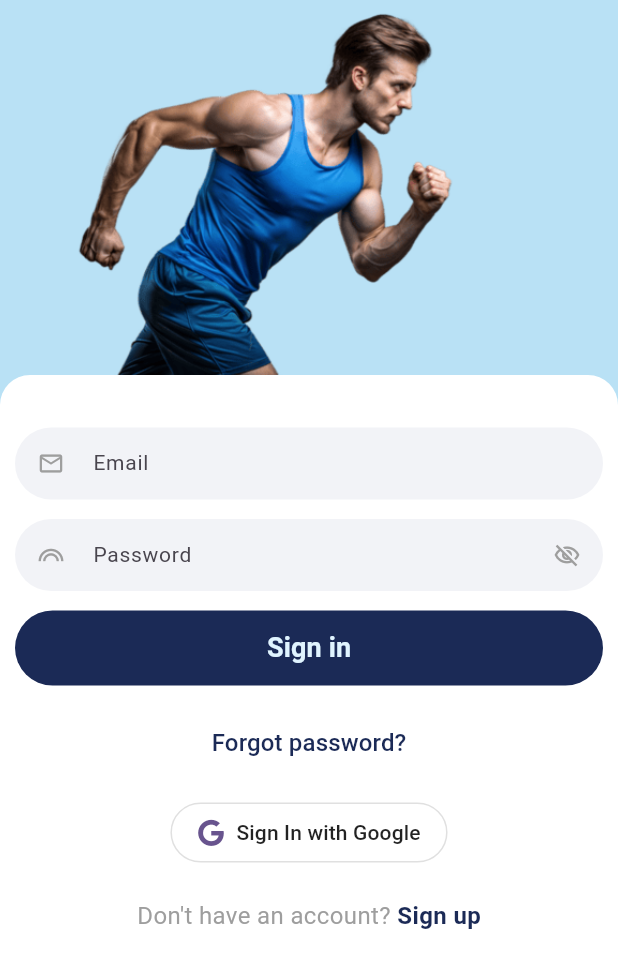
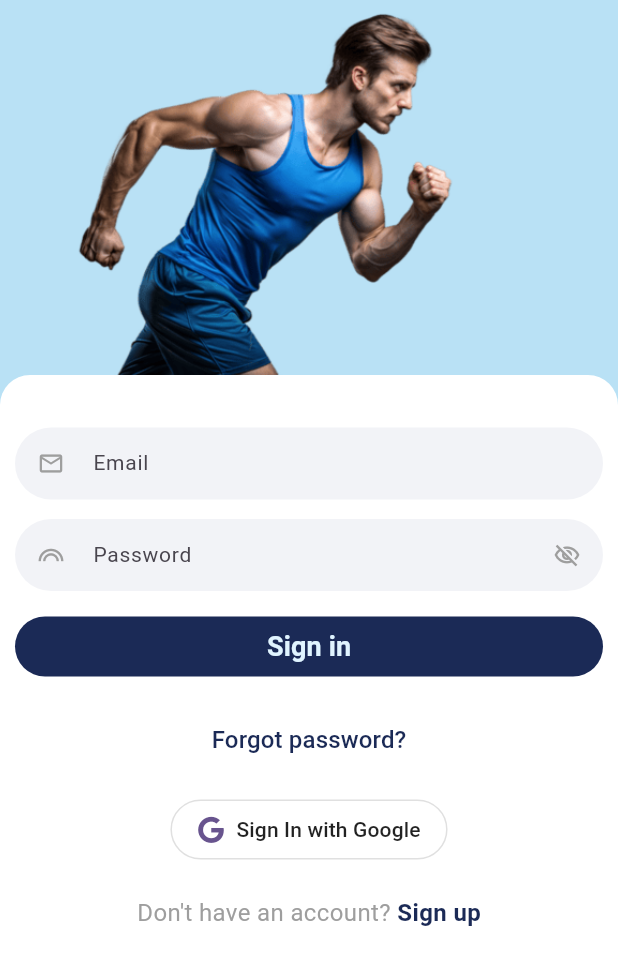
Before and after one commit to omirfarhan/Fitness_app, a Flutter app: the screen it shows after launch, on a phone screen of 412 x 824 dp. Shown: the top 968 px of the screen. Run offline on Flutter 3.47's test engine with Material 3 defaults, Android fonts, the light colour scheme and no system bars; our stand-ins replace dio, font_awesome_flutter, get.

Commit message:
registration are successfully done

```diff
--- a/lib/features/auth/presentation/pages/registration_page.dart
+++ b/lib/features/auth/presentation/pages/registration_page.dart
@@ -128,7 +128,7 @@ class RegistrationPage extends GetView<Authcontroller>{
                               ),
                               const SizedBox(height: 18),
 
-                              SignInButton(
+                              Obx(() => SignInButton(
                                     buttonName:'Sign up',
                                     isLoading: controller.isLoading.value,
                                     onPressed: () {
@@ -138,6 +138,7 @@ class RegistrationPage extends GetView<Authcontroller>{
                                       print('Sign up button');
                                     },
                                   backgroundColor:const Color(0xFF288AAA),
+                                ),
                               ),
 
                               const SizedBox(height: 20),
--- a/lib/features/auth/presentation/widgets/sign_in_button.dart
+++ b/lib/features/auth/presentation/widgets/sign_in_button.dart
@@ -16,9 +16,7 @@ class SignInButton extends StatelessWidget {
 
   @override
   Widget build(BuildContext context) {
-    return SizedBox(
-      height: 50,
-      child: ElevatedButton(
+    return ElevatedButton(
       onPressed: onPressed ?? (){
         print('button pressed');
       },
@@ -30,8 +28,15 @@ class SignInButton extends StatelessWidget {
         ),
         elevation: 0,
       ),
-        child:isLoading
-            ?CircularProgressIndicator()
+      child: isLoading
+          ? const SizedBox(
+        height: 20,
+        width: 20,
+        child: CircularProgressIndicator(
+          color: Colors.white,
+          strokeWidth: 2.5,
+        ),
+      )
           : Text(
         buttonName,
         style: TextStyle(
@@ -40,7 +45,6 @@ class SignInButton extends StatelessWidget {
             fontWeight: FontWeight.w600
         ),
       ),
-      ),
     );
   }
 }
```
Also changed, not shown: lib/features/auth/data/datasources/AuthRemoteDataSource.dart (+52 -3 lines), lib/features/auth/presentation/getx/authcontroller.dart (+6 -12 lines). Lines whose indentation alone changed are shown as unchanged.
